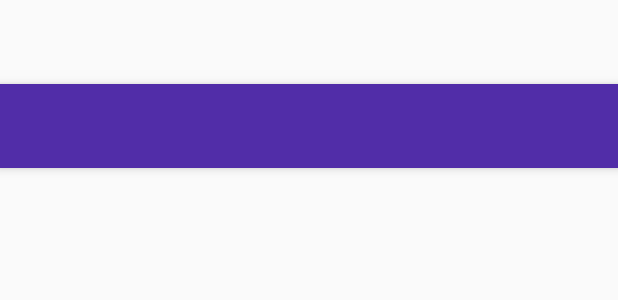
After one commit to GGJirka/FortniteShop, an Android app: the layout activity_skin_intent.xml on its own in the app's theme, with its tools: preview values and no code run, on a phone screen of 412 x 824 dp. The commit adds this screen. Shown: the top 300 px of the screen. Run offline under Robolectric (Android 15) with nearby library versions, the phone set to English and light mode, and no system bars.

```diff
--- /dev/null
+++ b/app/src/main/res/layout/activity_skin_intent.xml
@@ -0,0 +1,25 @@
+<?xml version="1.0" encoding="utf-8"?>
+<android.support.design.widget.CoordinatorLayout xmlns:android="http://schemas.android.com/apk/res/android"
+    xmlns:app="http://schemas.android.com/apk/res-auto"
+    xmlns:tools="http://schemas.android.com/tools"
+    android:layout_width="match_parent"
+    android:layout_height="match_parent"
+    android:fitsSystemWindows="true"
+    tools:context="shop.fortnite.ggjimmy.fortniteshop.SkinIntent">
+
+    <android.support.design.widget.AppBarLayout
+        android:layout_width="match_parent"
+        android:layout_height="wrap_content"
+        android:theme="@style/AppTheme.AppBarOverlay">
+
+        <android.support.v7.widget.Toolbar
+            android:id="@+id/toolbar"
+            android:layout_width="match_parent"
+            android:layout_height="?attr/actionBarSize"
+            android:background="?attr/colorPrimary"
+            app:popupTheme="@style/AppTheme.PopupOverlay" />
+
+    </android.support.design.widget.AppBarLayout>
+
+
+</android.support.design.widget.CoordinatorLayout>
--- /dev/null
+++ b/app/src/main/res/values-v21/styles.xml
@@ -0,0 +1,9 @@
+<resources>
+
+    <style name="AppTheme.NoActionBar">
+        <item name="windowActionBar">false</item>
+        <item name="windowNoTitle">true</item>
+        <item name="android:windowDrawsSystemBarBackgrounds">true</item>
+        <item name="android:statusBarColor">@android:color/transparent</item>
+    </style>
+</resources>
--- a/app/src/main/res/values/dimens.xml
+++ b/app/src/main/res/values/dimens.xml
@@ -2,4 +2,5 @@
     <!-- Default screen margins, per the Android Design guidelines. -->
     <dimen name="activity_horizontal_margin">16dp</dimen>
     <dimen name="activity_vertical_margin">16dp</dimen>
+    <dimen name="fab_margin">16dp</dimen>
 </resources>
--- a/app/src/main/res/values/strings.xml
+++ b/app/src/main/res/values/strings.xml
@@ -1,3 +1,4 @@
 <resources>
     <string name="app_name">FortniteBR Daily items</string>
+    <string name="title_activity_skin_intent">SkinIntent</string>
 </resources>
--- a/app/src/main/res/values/styles.xml
+++ b/app/src/main/res/values/styles.xml
@@ -8,4 +8,13 @@
         <item name="colorAccent">@color/colorAccent</item>
     </style>
 
+    <style name="AppTheme.NoActionBar">
+        <item name="windowActionBar">false</item>
+        <item name="windowNoTitle">true</item>
+    </style>
+
+    <style name="AppTheme.AppBarOverlay" parent="ThemeOverlay.AppCompat.Dark.ActionBar" />
+
+    <style name="AppTheme.PopupOverlay" parent="ThemeOverlay.AppCompat.Light" />
+
 </resources>
```
Also changed, not shown: app/build.gradle (+4 -3 lines), app/src/main/AndroidManifest.xml (+15 -5 lines), app/src/main/java/shop/fortnite/ggjimmy/fortniteshop/FortniteShop.java (+13 -4 lines), app/src/main/java/shop/fortnite/ggjimmy/fortniteshop/SkinIntent.java (added, +22 -0 lines).
